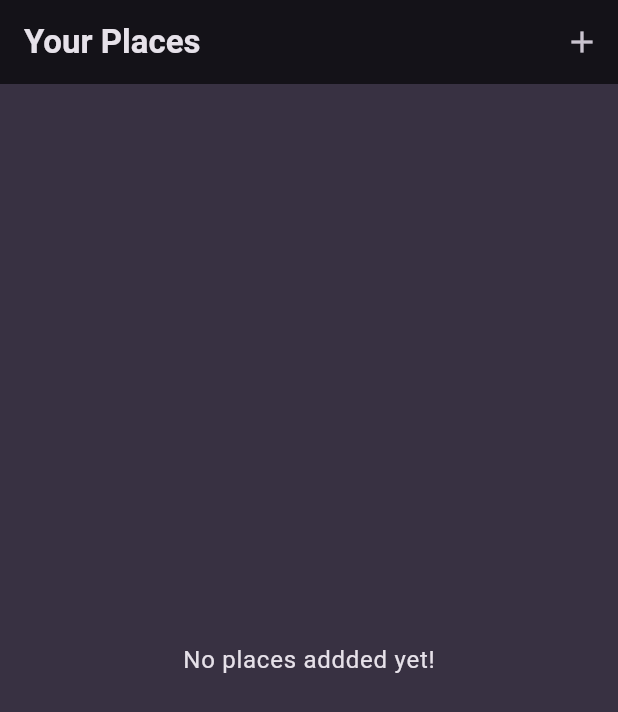
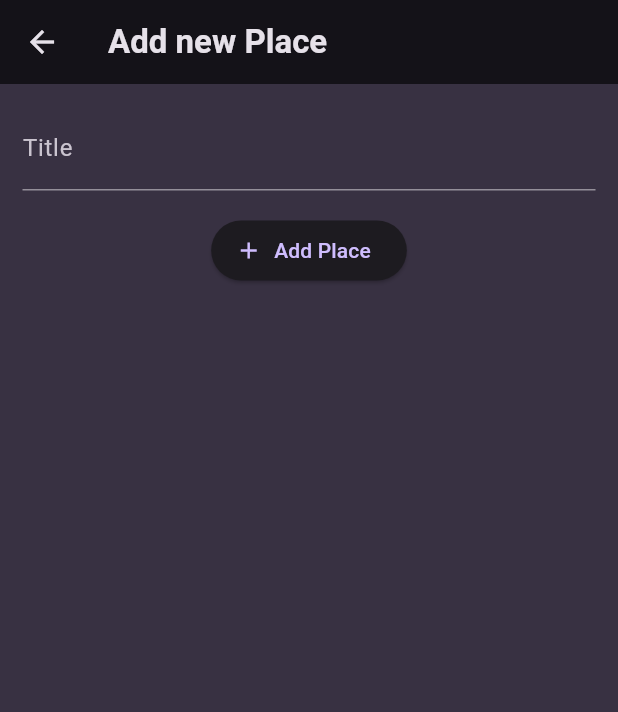
Before and after one commit to muhammed-suhaid/Snap_Savor, a Flutter app: the screen it shows after launch, after a tap on the "add" icon, on a phone screen of 412 x 824 dp. Shown: the top 712 px of the screen. Run offline on Flutter 3.47's test engine with Material 3 defaults, Android fonts, the phone set to English and light mode, and no system bars; our stand-ins replace google_fonts.

Commit message:
Created a add place screen

```diff
--- /dev/null
+++ b/lib/screens/add_place.dart
@@ -0,0 +1,47 @@
+import 'package:flutter/material.dart';
+
+class AddPlaceScreen extends StatefulWidget {
+  const AddPlaceScreen({super.key});
+
+  @override
+  State<AddPlaceScreen> createState() => _AddPlaceScreenState();
+}
+
+class _AddPlaceScreenState extends State<AddPlaceScreen> {
+  final _titleController = TextEditingController();
+
+  @override
+  void dispose() {
+    _titleController.dispose();
+    super.dispose();
+  }
+
+  @override
+  Widget build(BuildContext context) {
+    return Scaffold(
+      appBar: AppBar(
+        title: const Text('Add new Place'),
+      ),
+      body: SingleChildScrollView(
+        padding: const EdgeInsets.all(15),
+        child: Column(
+          children: [
+            TextField(
+              decoration: const InputDecoration(labelText: 'Title'),
+              controller: _titleController,
+              style: TextStyle(
+                color: Theme.of(context).colorScheme.onBackground,
+              ),
+            ),
+            const SizedBox(height: 16),
+            ElevatedButton.icon(
+              onPressed: () {},
+              icon: const Icon(Icons.add),
+              label: const Text('Add Place'),
+            ),
+          ],
+        ),
+      ),
+    );
+  }
+}
--- a/lib/screens/places.dart
+++ b/lib/screens/places.dart
@@ -1,4 +1,5 @@
 import 'package:flutter/material.dart';
+import 'package:snap_savor/screens/add_place.dart';
 import 'package:snap_savor/widgets/places_list.dart';
 
 class PlacesScreen extends StatelessWidget {
@@ -11,12 +12,20 @@
         title: const Text('Your Places'),
         actions: [
           IconButton(
-            onPressed: () {},
+            onPressed: () {
+              Navigator.of(context).push(
+                MaterialPageRoute(
+                  builder: (context) => const AddPlaceScreen(),
+                ),
+              );
+            },
             icon: const Icon(Icons.add),
           ),
         ],
       ),
-      body: PlacesList(places: [],),
+      body: PlacesList(
+        places: [],
+      ),
     );
   }
 }
```
